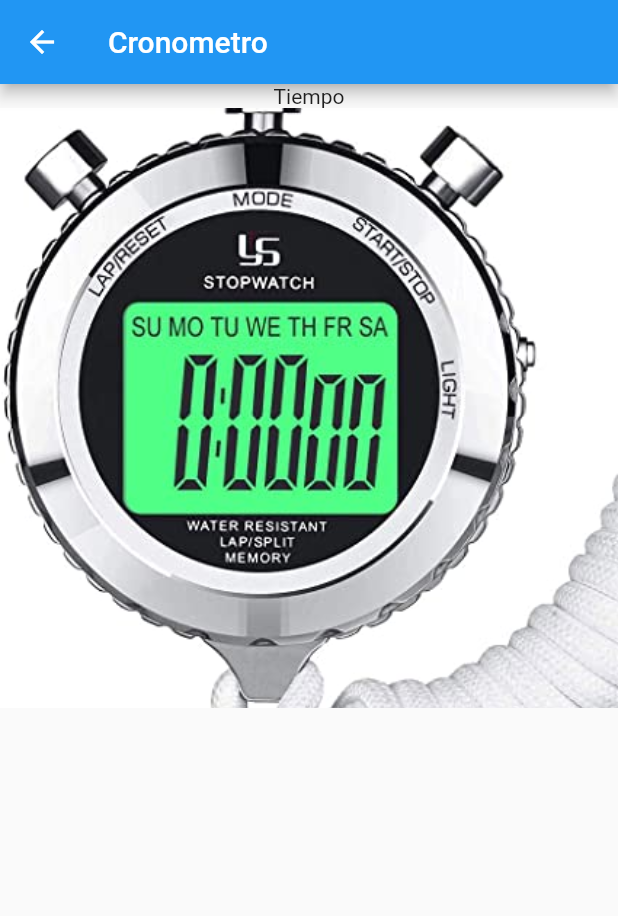
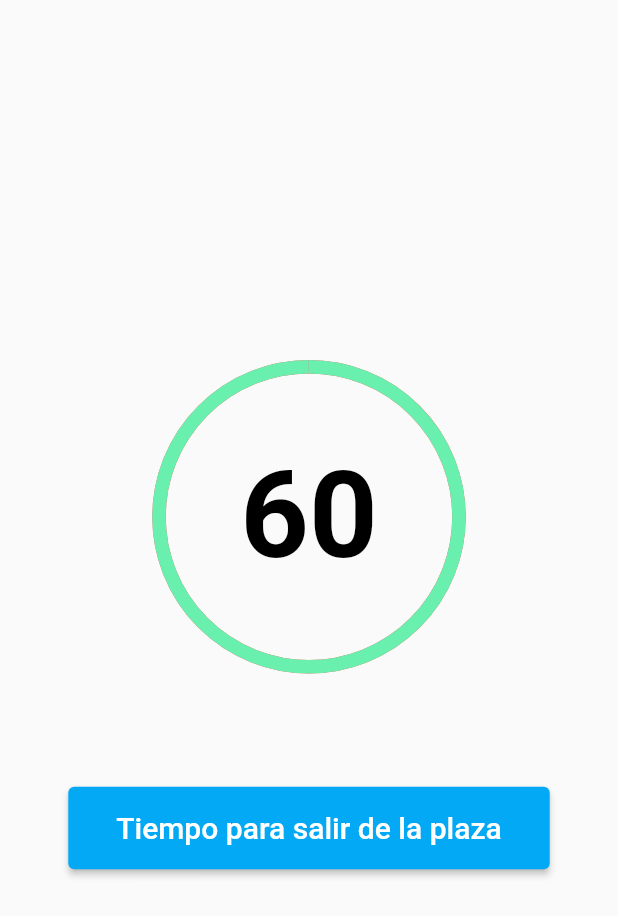
Before and after one commit to EDanielHR/ParkingMall, a Flutter app: the Cronometro screen opened directly, on a phone screen of 412 x 824 dp. Shown: the top 916 px of the screen. Run offline on Flutter 3.47's test engine with Material 2 defaults, Android fonts, the light colour scheme and no system bars; missing offline and left inert: dart:ffi.

Commit message:
se creo la funcion de cronometro y se pusieron comentarios

```diff
--- /dev/null
+++ b/lib/button_widget.dart
@@ -0,0 +1,31 @@
+import 'dart:ffi';
+
+import 'package:flutter/material.dart';
+
+class ButtonWidget extends StatelessWidget {
+  final String text;
+  final Color color;
+  final Color backgroundColor;
+  final VoidCallback onClicked;
+
+  const ButtonWidget({
+    Key? key,
+    required this.text,
+    this.color = Colors.white,
+    this.backgroundColor = Colors.black,
+    required this.onClicked,
+  }) : super(key: key);
+
+  @override
+  Widget build(BuildContext context) => ElevatedButton(
+        style: ElevatedButton.styleFrom(
+          primary: backgroundColor,
+          padding: EdgeInsets.symmetric(horizontal: 32, vertical: 16),
+        ),
+        child: Text(
+          text,
+          style: TextStyle(fontSize: 20, color: color),
+        ),
+        onPressed: onClicked,
+      );
+}
--- a/lib/main.dart
+++ b/lib/main.dart
@@ -6,6 +6,7 @@ import 'pages/perfil.dart';
 import 'pages/buscar.dart';
 import 'pages/boleto.dart';
 import 'pages/cronometro.dart';
+import 'button_widget.dart';
 //import 'pages/countdown-page.dart;';
 
 void main() => runApp(ParkingMall());
@@ -44,7 +45,7 @@ class _NavegacionEstado extends State<Navegacion> {
     Buscar(), // index 1
     Home(), // index 2
     Boleto(), // index 3
-    Center(child: Text('Temporizador')), // index 4
+    Cronometro(), // index 4
     // Cronometro(),
   ];
 
@@ -86,7 +87,7 @@ class _NavegacionEstado extends State<Navegacion> {
             ),
             BottomNavigationBarItem(
               icon: Icon(Icons.watch_later_rounded),
-              label: 'Cronómetro',
+              label: 'Reloj',
             ),
           ],
           currentIndex: indexActual,
--- a/lib/pages/cronometro.dart
+++ b/lib/pages/cronometro.dart
@@ -1,31 +1,75 @@
+import 'dart:async';
+
 import 'package:flutter/material.dart';
 
-import '../app.dart';
+import '../button_widget.dart';
 
-class Cronometro extends StatelessWidget {
+class Cronometro extends StatefulWidget {
   @override
-  Widget build(BuildContext context) {
-    return Scaffold(
-      appBar: AppBar(
-        title: Text('Cronometro'),
-      ),
-      body: Column(
-        children: [
-          Text('Tiempo'),
-          imageSection(),
-        ],
+  _MainPageState createState() => _MainPageState();
+}
+
+class _MainPageState extends State<Cronometro> {
+  static const maxSeconds = 60;
+  int seconds = maxSeconds;
+  Timer? timer;
+
+  void startTimer() {
+    timer = Timer.periodic(Duration(seconds: 1), (_) {
+      setState(() => seconds--);
+    });
+  }
+
+  @override
+  Widget build(BuildContext context) => Scaffold(
+        body: Center(
+          child: Column(
+            mainAxisAlignment: MainAxisAlignment.center,
+            children: [
+              buildTimer(),
+              const SizedBox(height: 80),
+              buildButtons(),
+            ],
+          ),
+        ),
+      );
+
+  Widget buildButtons() {
+    return ButtonWidget(
+      text: 'Tiempo para salir de la plaza',
+      color: Colors.white,
+      backgroundColor: Colors.lightBlue,
+      onClicked: () {
+        startTimer();
+      },
+    );
+  }
+
+  Widget buildTimer() => SizedBox(
+        width: 200,
+        height: 200,
+        child: Stack(
+          fit: StackFit.expand,
+          children: [
+            CircularProgressIndicator(
+              value: seconds / maxSeconds,
+              valueColor: AlwaysStoppedAnimation(Colors.greenAccent),
+              strokeWidth: 9,
+              backgroundColor: Colors.redAccent,
+            ),
+            Center(child: buildTime()),
+          ],
+        ),
+      );
+
+  Widget buildTime() {
+    return Text(
+      '$seconds',
+      style: TextStyle(
+        fontWeight: FontWeight.bold,
+        color: Colors.black,
+        fontSize: 80,
       ),
     );
   }
 }
-
-Widget imageSection() {
-  return Center(
-    child: Image.asset(
-      'assets/imagenes/cronometro01.jpg',
-      width: 600,
-      height: 400,
-      fit: BoxFit.cover,
-    ),
-  );
-}
```
Also changed, not shown: lib/pages/countdown-page.dart (deleted, +0 -48 lines), lib/pages/round-button.dart (deleted, +0 -26 lines).
